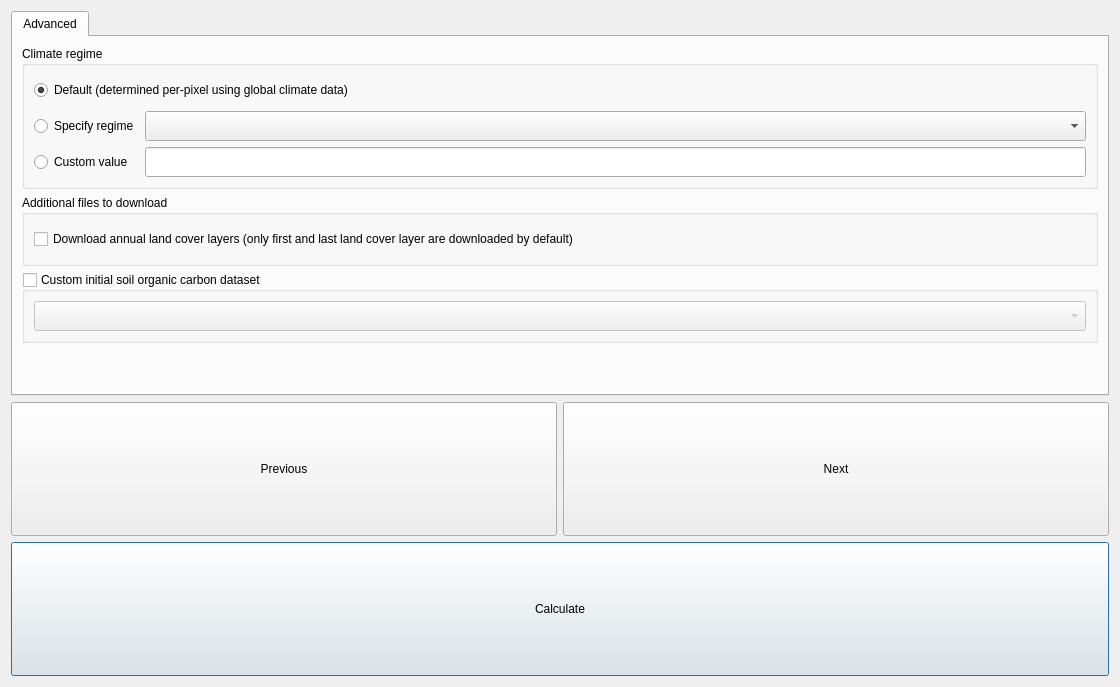
This is LDMP/gui/DlgCalculateSOC.ui in ConservationInternational/trends.earth as Qt 5 draws it before an edit. The edited form follows.
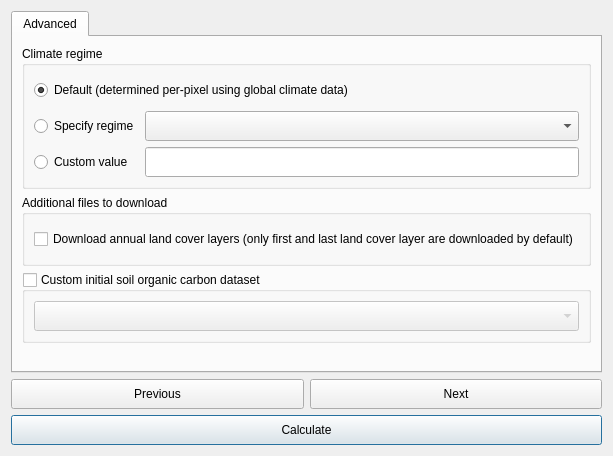
This is the edited form. Custom widgets are drawn as their Qt base class.

Commit message: Fix dialog formatting.

```diff
--- a/LDMP/gui/DlgCalculateSOC.ui
+++ b/LDMP/gui/DlgCalculateSOC.ui
@@ -6,12 +6,12 @@
    <rect>
     <x>0</x>
     <y>0</y>
-    <width>1120</width>
-    <height>687</height>
+    <width>558</width>
+    <height>456</height>
    </rect>
   </property>
   <property name="sizePolicy">
-   <sizepolicy hsizetype="Fixed" vsizetype="Fixed">
+   <sizepolicy hsizetype="Expanding" vsizetype="Expanding">
     <horstretch>0</horstretch>
     <verstretch>0</verstretch>
    </sizepolicy>
@@ -23,7 +23,7 @@
    <item>
     <widget class="QTabWidget" name="TabBox">
      <property name="sizePolicy">
-      <sizepolicy hsizetype="Minimum" vsizetype="Minimum">
+      <sizepolicy hsizetype="Minimum" vsizetype="Expanding">
        <horstretch>0</horstretch>
        <verstretch>0</verstretch>
       </sizepolicy>
```
The commit also changes 6 other files.
